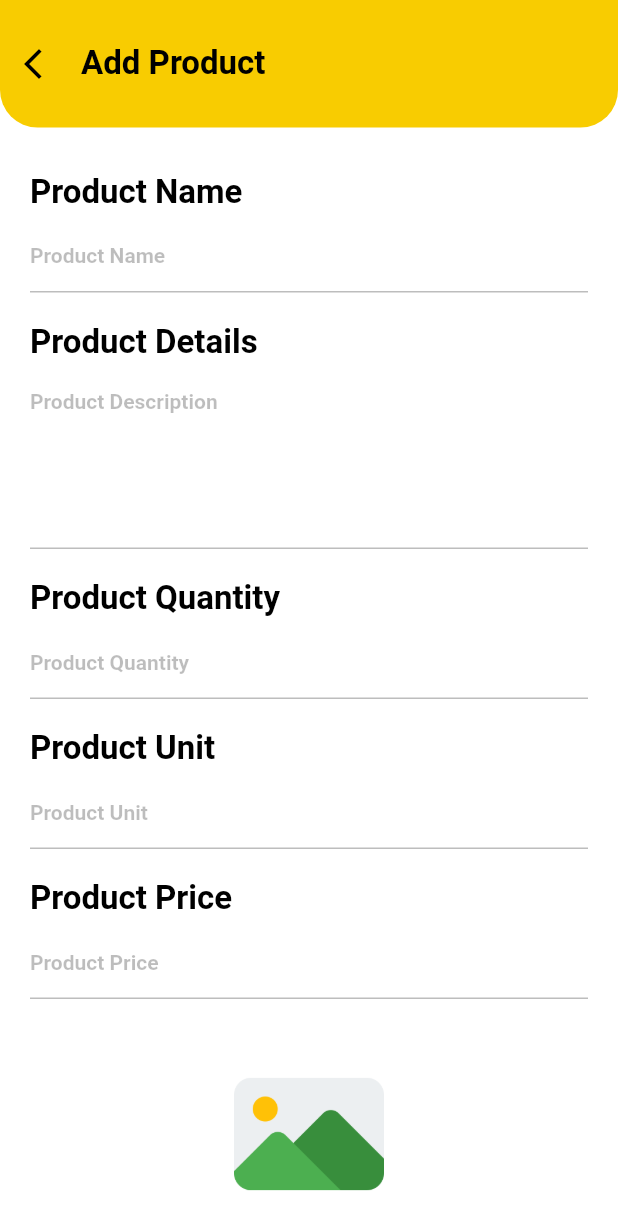
After one commit to emondd4/softtic_assessment, a Flutter app: the AddProductPage screen opened by its route, on a phone screen of 412 x 824 dp. The commit adds this screen. Shown: the top 1230 px of the screen. Run offline on Flutter 3.47's test engine with Material 2 defaults, Android fonts, the phone set to English and light mode, and no system bars; our stand-ins replace connectivity, dio, flutter_easyloading, get, image_picker, logger and 3 more; accounts and stored records are empty; network calls fail.

Commit message:
add products done

```diff
--- a/lib/constant/getPagesConstant.dart
+++ b/lib/constant/getPagesConstant.dart
@@ -1,8 +1,10 @@
 import 'package:get/get_navigation/src/routes/get_route.dart';
 import 'package:softtic_assessment/constant/routeConstant.dart';
+import 'package:softtic_assessment/screens/AddProductScreen.dart';
 import 'package:softtic_assessment/screens/homeScreen.dart';
 import 'package:softtic_assessment/screens/loginScreen.dart';
 
+import '../screens/binding/addProductBinding.dart';
 import '../screens/binding/homeBinding.dart';
 import '../screens/binding/loginBinding.dart';
 import '../screens/binding/profileBinding.dart';
@@ -21,4 +23,8 @@ List<GetPage> getPages = [
       name: RouteConstant.profileScreen,
       page: () => const ProfilePage(),
       binding: ProfileScreenBinding()),
+  GetPage(
+      name: RouteConstant.addProductScreen,
+      page: () => const AddProductPage(),
+      binding: AddProductBinding()),
 ];
--- a/lib/constant/routeConstant.dart
+++ b/lib/constant/routeConstant.dart
@@ -3,4 +3,5 @@ class RouteConstant{
   static const String homeScreen = '/home_screen';
   static const String loginScreen = '/login_screen';
   static const String profileScreen = '/profile_screen';
+  static const String addProductScreen = '/addProductScreen';
 }
--- /dev/null
+++ b/lib/dataModel/AddProductBaseResponse.dart
@@ -0,0 +1,180 @@
+class AddProductBaseResponse {
+  AddProductBaseResponse({
+      this.id,
+      this.name,
+      this.barcode,
+      this.description,
+      this.subCategory,
+      this.brand,
+      this.quantity,
+      this.productPrice,
+      this.image,});
+
+  AddProductBaseResponse.fromJson(dynamic json) {
+    id = json['id'];
+    name = json['name'];
+    barcode = json['barcode'];
+    description = json['description'];
+    subCategory = json['subCategory'] != null ? SubCategory.fromJson(json['subCategory']) : null;
+    brand = json['brand'] != null ? Brand.fromJson(json['brand']) : null;
+    quantity = json['quantity'] != null ? Quantity.fromJson(json['quantity']) : null;
+    productPrice = json['productPrice'] != null ? ProductPrice.fromJson(json['productPrice']) : null;
+    image = json['image'];
+  }
+  int? id;
+  String? name;
+  String? barcode;
+  String? description;
+  SubCategory? subCategory;
+  Brand? brand;
+  Quantity? quantity;
+  ProductPrice? productPrice;
+  String? image;
+
+  Map<String, dynamic> toJson() {
+    final map = <String, dynamic>{};
+    map['id'] = id;
+    map['name'] = name;
+    map['barcode'] = barcode;
+    map['description'] = description;
+    if (subCategory != null) {
+      map['subCategory'] = subCategory?.toJson();
+    }
+    if (brand != null) {
+      map['brand'] = brand?.toJson();
+    }
+    if (quantity != null) {
+      map['quantity'] = quantity?.toJson();
+    }
+    if (productPrice != null) {
+      map['productPrice'] = productPrice?.toJson();
+    }
+    map['image'] = image;
+    return map;
+  }
+
+}
+
+class ProductPrice {
+  ProductPrice({
+      this.id,
+      this.price,
+      this.unitPrice,
+      this.mrp,});
+
+  ProductPrice.fromJson(dynamic json) {
+    id = json['id'];
+    price = json['price'];
+    unitPrice = json['unitPrice'];
+    mrp = json['mrp'];
+  }
+  int? id;
+  double? price;
+  double? unitPrice;
+  double? mrp;
+
+  Map<String, dynamic> toJson() {
+    final map = <String, dynamic>{};
+    map['id'] = id;
+    map['price'] = price;
+    map['unitPrice'] = unitPrice;
+    map['mrp'] = mrp;
+    return map;
+  }
+
+}
+
+class Quantity {
+  Quantity({
+      this.id,
+      this.quantity,
+      this.unit,
+      this.unitValue,
+      this.pastQuantity,});
+
+  Quantity.fromJson(dynamic json) {
+    id = json['id'];
+    quantity = json['quantity'];
+    unit = json['unit'];
+    unitValue = json['unitValue'];
+    pastQuantity = json['pastQuantity'];
+  }
+  int? id;
+  int? quantity;
+  String? unit;
+  double? unitValue;
+  int? pastQuantity;
+
+  Map<String, dynamic> toJson() {
+    final map = <String, dynamic>{};
+    map['id'] = id;
+    map['quantity'] = quantity;
+    map['unit'] = unit;
+    map['unitValue'] = unitValue;
+    map['pastQuantity'] = pastQuantity;
+    return map;
+  }
+
+}
+
+class Brand {
+  Brand({
+      this.id,
+      this.name,
+      this.description,
+      this.image,});
+
+  Brand.fromJson(dynamic json) {
+    id = json['id'];
+    name = json['name'];
+    description = json['description'];
+    image = json['image'];
+  }
+  int? id;
+  dynamic name;
+  dynamic description;
+  dynamic image;
+
+  Map<String, dynamic> toJson() {
+    final map = <String, dynamic>{};
+    map['id'] = id;
+    map['name'] = name;
+    map['description'] = description;
+    map['image'] = image;
+    return map;
+  }
+
+}
+
+class SubCategory {
+  SubCategory({
+      this.id,
+      this.name,
+      this.image,
+      this.description,
+      this.category,});
+
+  SubCategory.fromJson(dynamic json) {
+    id = json['id'];
+    name = json['name'];
+    image = json['image'];
+    description = json['description'];
+    category = json['category'];
+  }
+  int? id;
+  dynamic name;
+  dynamic image;
+  dynamic description;
+  dynamic category;
+
+  Map<String, dynamic> toJson() {
+    final map = <String, dynamic>{};
+    map['id'] = id;
+    map['name'] = name;
+    map['image'] = image;
+    map['description'] = description;
+    map['category'] = category;
+    return map;
+  }
+
+}
--- /dev/null
+++ b/lib/screens/AddProductScreen.dart
@@ -0,0 +1,239 @@
+import 'dart:io';
+
+import 'package:flutter/material.dart';
+import 'package:get/get.dart';
+import 'package:softtic_assessment/screens/controller/addProductController.dart';
+import 'package:softtic_assessment/utils/AppImageUitls.dart';
+import 'package:softtic_assessment/utils/app_common_util.dart';
+
+import '../utils/AppColorUtils.dart';
+import '../utils/app_ui_utils.dart';
+import '../utils/spacers.dart';
+
+class AddProductPage extends StatefulWidget {
+  const AddProductPage({Key? key}) : super(key: key);
+
+  @override
+  State<AddProductPage> createState() => _AddProductPageState();
+}
+
+class _AddProductPageState extends State<AddProductPage> {
+
+  late TextEditingController nameController;
+  late TextEditingController descriptionController;
+  late TextEditingController quantityController;
+  late TextEditingController unitController;
+  late TextEditingController priceController;
+
+  AddProductController addProductController = Get.put(AddProductController());
+
+  @override
+  void initState() {
+    nameController = TextEditingController();
+    descriptionController = TextEditingController();
+    quantityController = TextEditingController();
+    unitController = TextEditingController();
+    priceController = TextEditingController();
+    super.initState();
+  }
+
+  @override
+  Widget build(BuildContext context) {
+    return SafeArea(
+      child: Scaffold(
+        body: Container(
+          color: Colors.white,
+          height: CommonUtil.instance.getScreenHeight(context),
+          width: CommonUtil.instance.getScreenHeight(context),
+          child: Column(
+            children: [
+              Container(
+                height: 85.0,
+                decoration: BoxDecoration(
+                    borderRadius: const BorderRadius.only(
+                        bottomLeft: Radius.circular(25.0),
+                        bottomRight: Radius.circular(25.0)),
+                    color: AppColorUtils.instance.yellow),
+                child: Padding(
+                  padding: const EdgeInsets.only(left: 10.0, right: 10.0),
+                  child: Row(
+                    children: [
+                      InkWell(
+                          onTap: () {
+                            Get.back();
+                          },
+                          child: const Icon(Icons.arrow_back_ios_new_sharp, color: Colors.black,)
+                      ),
+                      HSpacer20(),
+                      const Text(
+                        "Add Product",
+                        style: TextStyle(
+                            fontSize: 22.0,
+                            fontWeight: FontWeight.w600,
+                            color: Colors.black),
+                      ),
+                    ],
+                  ),
+                ),
+              ),
+              Expanded(
+                child: SingleChildScrollView(
+                  child: Padding(
+                    padding: const EdgeInsets.fromLTRB(20.0,10.0,20.0,10.0),
+                    child: Column(
+                      crossAxisAlignment: CrossAxisAlignment.start,
+                       children: [
+                         VSpacer20(),
+                         const Text(
+                           "Product Name",
+                           style: TextStyle(
+                               fontSize: 22.0,
+                               fontWeight: FontWeight.w600,
+                               color: Colors.black),
+                         ),
+                         VSpacer5(),
+                         TextField(
+                           controller: nameController,
+                           decoration: const InputDecoration(
+                             border: InputBorder.none,
+                             hintText: "Product Name",
+                             hintStyle: TextStyle(fontSize: 14.0, fontWeight: FontWeight.w600, color: Colors.black26),
+                           ),
+                           keyboardType: TextInputType.text,
+                         ),
+                         Container(height: 1,width: MediaQuery.of(context).size.width,color: Colors.black26,),
+                         VSpacer20(),
+
+                         const Text(
+                           "Product Details",
+                           style: TextStyle(
+                               fontSize: 22.0,
+                               fontWeight: FontWeight.w600,
+                               color: Colors.black),
+                         ),
+                         VSpacer5(),
+                         TextField(
+                           controller: descriptionController,
+                           decoration: const InputDecoration(
+                             border: InputBorder.none,
+                             hintText: "Product Description",
+                             hintStyle: TextStyle(fontSize: 14.0, fontWeight: FontWeight.w600, color: Colors.black26),
+                           ),
+                           maxLines: 5,
+                           keyboardType: TextInputType.text,
+                         ),
+                         Container(height: 1,width: MediaQuery.of(context).size.width,color: Colors.black26,),
+                         VSpacer20(),
+
+                         const Text(
+                           "Product Quantity",
+                           style: TextStyle(
+                               fontSize: 22.0,
+                               fontWeight: FontWeight.w600,
+                               color: Colors.black),
+                         ),
+                         VSpacer5(),
+                         TextField(
+                           controller: quantityController,
+                           decoration: const InputDecoration(
+                             border: InputBorder.none,
+                             hintText: "Product Quantity",
+                             hintStyle: TextStyle(fontSize: 14.0, fontWeight: FontWeight.w600, color: Colors.black26),
+                           ),
+                           keyboardType: TextInputType.number,
+                         ),
+                         Container(height: 1,width: MediaQuery.of(context).size.width,color: Colors.black26,),
+                         VSpacer20(),
+
+                         const Text(
+                           "Product Unit",
+                           style: TextStyle(
+                               fontSize: 22.0,
+                               fontWeight: FontWeight.w600,
+                               color: Colors.black),
+                         ),
+                         VSpacer5(),
+                         TextField(
+                           controller: unitController,
+                           decoration: const InputDecoration(
+                             border: InputBorder.none,
+                             hintText: "Product Unit",
+                             hintStyle: TextStyle(fontSize: 14.0, fontWeight: FontWeight.w600, color: Colors.black26),
+                           ),
+                           keyboardType: TextInputType.text,
+                         ),
+                         Container(height: 1,width: MediaQuery.of(context).size.width,color: Colors.black26,),
+                         VSpacer20(),
+
+                         const Text(
+                           "Product Price",
+                           style: TextStyle(
+                               fontSize: 22.0,
+                               fontWeight: FontWeight.w600,
+                               color: Colors.black),
+                         ),
+                         VSpacer5(),
+                         TextField(
+                           controller: priceController,
+                           decoration: const InputDecoration(
+                             border: InputBorder.none,
+                             hintText: "Product Price",
+                             hintStyle: TextStyle(fontSize: 14.0, fontWeight: FontWeight.w600, color: Colors.black26),
+                           ),
+                           keyboardType: TextInputType.number,
+                         ),
+                         Container(height: 1,width: MediaQuery.of(context).size.width,color: Colors.black26,),
+                         VSpacer40(),
+
+                         InkWell(
+                           onTap: () {
+                              addProductController.imageDialog();
+                           },
+                           child: Obx(() => addProductController.isImagePicked == true
+                               ? Center(child: Image.file(addProductController.imagePath!,height: 150,width: 120,),)
+                               : Center(child: Image.asset(AppImageUtils.instance.placeholderImage,height: 100,width: 120,))
+                           ),
+                         ),
+
+                         VSpacer20(),
+                         Padding(
+                           padding: const EdgeInsets.fromLTRB(0.0,5.0,0.0,5.0),
+                           child: InkWell(
+                             onTap: () {
+                                if(quantityController.text.isEmpty){
+                                  UIUtil.instance.showToast(context, "Quantity Can't Be Empty");
+                                  return;
+                                }
+
+                                if(priceController.text.isEmpty){
+                                  UIUtil.instance.showToast(context, "Price Can't Be Empty");
+                                  return;
+                                }
+
+                                addProductController.validateRequest(nameController.text,descriptionController.text,int.parse(quantityController.text),unitController.text,int.parse(priceController.text));
+
+                             },
+                             child: Container(
+                               height: 43.0,
+                               width: MediaQuery.of(context).size.width,
+                               decoration: BoxDecoration(
+                                   borderRadius: BorderRadius.circular(10.0),
+                                   color: AppColorUtils.instance.yellow
+                               ),
+                               child: const Center(child: Text("Save Product", style: TextStyle(fontSize: 18.0, fontWeight: FontWeight.w600, color: Colors.black),)),
+                             ),
+                           ),
+                         ),
+
+                       ],
+                    ),
+                  ),
+                ),
+              )
+            ],
+          ),
+        ),
+      ),
+    );
+  }
+}
--- /dev/null
+++ b/lib/screens/controller/addProductController.dart
@@ -0,0 +1,121 @@
+import 'dart:io';
+
+import 'package:flutter/services.dart';
+import 'package:get/get.dart';
+import 'package:image_picker/image_picker.dart';
+import 'package:softtic_assessment/dataModel/AddProductBaseResponse.dart';
+
+import '../../network/api_repository.dart';
+import '../../utils/app_common_util.dart';
+import '../../utils/app_ui_utils.dart';
+import 'homeController.dart';
+
+class AddProductController extends GetxController{
+
+  final ApiRepository _apiRepository = ApiRepository();
+  File? imagePath;
+  HomeDataController homeDataController = Get.put(HomeDataController());
+
+  var isImagePicked = false.obs;
+
+  @override
+  Future<void> onInit() async {
+    super.onInit();
+  }
+
+  @override
+  Future<void> onReady() async {
+    super.onReady();
+  }
+
+  @override
+  void onClose() {}
+
+  Future imageDialog() async {
+    try {
+      final image = await ImagePicker().pickImage(source: ImageSource.gallery);
+      if(image == null) return;
+      final imageTemp = File(image.path);
+      imagePath = imageTemp;
+      isImagePicked(true);
+      //print(imagePath);
+    } on PlatformException catch(e) {
+      print('Failed to pick image: $e');
+    }
+  }
+
+  void validateRequest(String name, String details,int quantity,String unit, int price){
+    if(name.isEmpty){
+      UIUtil.instance.showToast(Get.context, "Name Can't Be Empty");
+      return;
+    }
+
+    if(details.isEmpty){
+      UIUtil.instance.showToast(Get.context, "Details Can't Be Empty");
+      return;
+    }
+
+    if(unit.isEmpty){
+      UIUtil.instance.showToast(Get.context, "Unit Can't Be Empty");
+      return;
+    }
+
+    if(imagePath?.path.isEmpty == true){
+      UIUtil.instance.showToast(Get.context, "Please Select Image");
+      return;
+    }
+
+    addProduct(name, details,quantity,unit,price,imagePath!.path);
+  }
+
+  ///Api Calls
+  /// Api Calls
+  Future addProduct(String name,String details, int quantity,String unit,int price, String imagePath) async {
+
+    var body = {
+      "name": name,
+      "barcode": "barcode69",
+      "description": details,
+      "image": imagePath,
+      "subCategory": 1851,
+      "brand": 1901,
+      "quantity": {
+        "quantity": quantity,
+        "unit": unit,
+        "unitValue": 0,
+        "pastQuantity": 0
+      },
+      "productPrice": {
+        "price": price,
+        "unitPrice": 0,
+        "mrp": 0
+      }
+    };
+
+    CommonUtil.instance.internetCheck().then((value) async {
+      if (value) {
+        UIUtil.instance.showLoading();
+        _apiRepository.addProduct(Get.context, null, body,
+            onSuccess: (AddProductBaseResponse? response) async {
+              UIUtil.instance.stopLoading();
+              if (response != null) {
+                if (response.name?.isNotEmpty == true) {
+                  UIUtil.instance.showToast(Get.context, "Product Added Successfully");
+                  homeDataController.getProductsList();
+                  Get.back();
+                } else {
+                  UIUtil.instance.onFailed("Failed to Add Product");
+                }
+              } else {
+                UIUtil.instance.onFailed('Adding Failed');
+              }
+            }, onFailure: (String error) {
+
+            });
+      } else {
+        UIUtil.instance.stopLoading();
+        UIUtil.instance.onNoInternet();
+      }
+    });
+  }
+}
--- a/lib/screens/homeScreen.dart
+++ b/lib/screens/homeScreen.dart
@@ -2,6 +2,7 @@ import 'package:flutter/material.dart';
 import 'package:get/get.dart';
 import 'package:get/get_core/src/get_main.dart';
 import 'package:lottie/lottie.dart';
+import 'package:softtic_assessment/screens/AddProductScreen.dart';
 import 'package:softtic_assessment/screens/controller/homeController.dart';
 import 'package:softtic_assessment/screens/profileScreen.dart';
 import 'package:softtic_assessment/utils/AppColorUtils.dart';
@@ -100,7 +101,9 @@ class _HomePageState extends State<HomePage> {
         ),
       ),
       floatingActionButton: FloatingActionButton(
-        onPressed: () {},
+        onPressed: () {
+          Get.to(() => const AddProductPage());
+        },
         backgroundColor: AppColorUtils.instance.yellow,
         child: const Icon(
           Icons.add,
--- a/lib/screens/loginScreen.dart
+++ b/lib/screens/loginScreen.dart
@@ -1,6 +1,5 @@
 import 'package:flutter/material.dart';
 import 'package:get/get.dart';
-import 'package:get/get_connect/http/src/utils/utils.dart';
 import 'package:softtic_assessment/screens/controller/loginController.dart';
 import 'package:softtic_assessment/utils/AppColorUtils.dart';
 
--- a/lib/screens/profileScreen.dart
+++ b/lib/screens/profileScreen.dart
@@ -26,7 +26,7 @@ class _ProfilePageState extends State<ProfilePage> {
         child: SingleChildScrollView(
           child: Column(
             children: [
-              Container(
+              SizedBox(
                 height: 200,
                 width: MediaQuery.of(context).size.width,
                 child: Stack(
--- a/lib/utils/AppImageUitls.dart
+++ b/lib/utils/AppImageUitls.dart
@@ -8,5 +8,6 @@ class AppImageUtils{
   String homeAnim = "assets/lottie/home.json";
   String shopImage = "assets/images/shop.png";
   String userImage = "assets/images/user.png";
+  String placeholderImage = "assets/images/placeholder.png";
 
 }
--- a/pubspec.yaml
+++ b/pubspec.yaml
@@ -32,6 +32,7 @@ dependencies:
   #UI Essentials
   lottie: ^2.3.2
   flutter_easyloading: ^3.0.3
+  image_picker: 0.8.7+4
 
 dev_dependencies:
   flutter_test:
```
Also changed, not shown: lib/network/api_repository.dart (+18 -0 lines), lib/screens/binding/addProductBinding.dart (added, +13 -0 lines), assets/images/placeholder.png (added), pubspec.lock, 1 other file.
